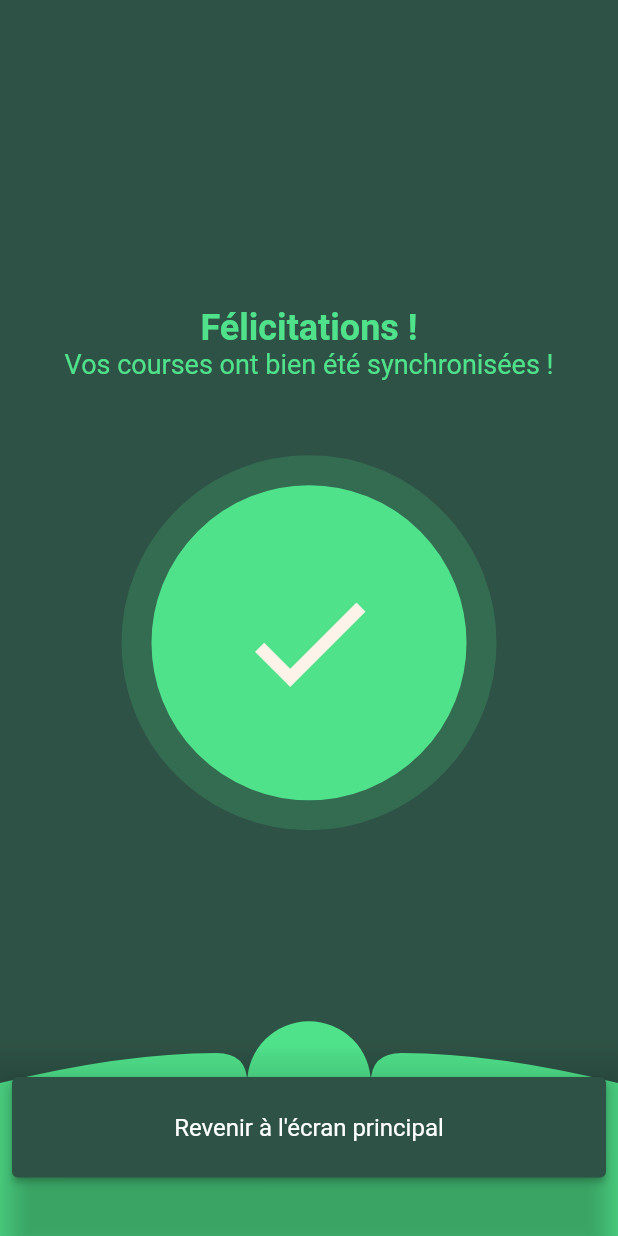
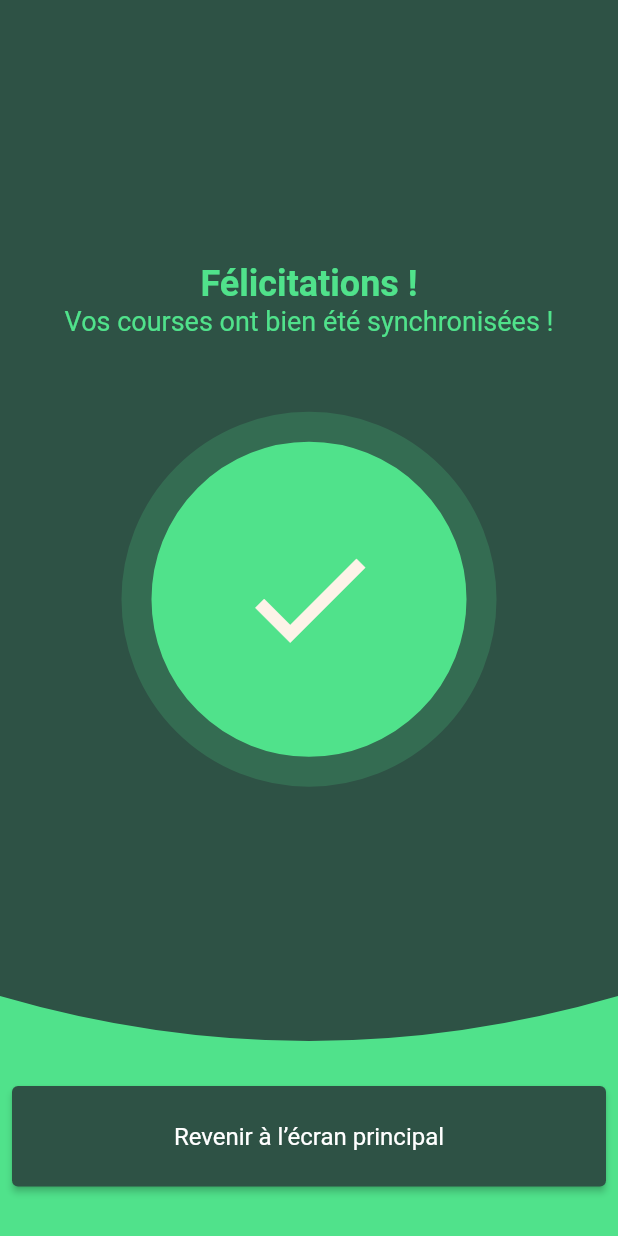
Before and after one commit to Ptitjbus/my_first_application, a Flutter app: the SyncSuccessPage screen opened directly, after a tap on the "arrow back" icon, on a phone screen of 412 x 824 dp. Run offline on Flutter 3.47's test engine with Material 2 defaults, Android fonts, the phone set to English and light mode, and no system bars; our stand-ins replace connectivity_plus, rxdart; network calls fail.

```diff
--- a/flutter_application_1/lib/main.dart
+++ b/flutter_application_1/lib/main.dart
@@ -15,9 +15,12 @@ const Color darkGreen50 = Color.fromRGBO(46, 82, 69, 0.5);
 const Color white = Color(0xFFFDF3E8);
 const Color red = Color.fromARGB(255, 237, 105, 88);
 const Color red50 = Color.fromRGBO(237, 105, 88, 0.5);
+const Color redFailed = Color.fromRGBO(252, 227, 223, 1);
 const Color green = Color.fromRGBO(80, 226, 139, 1);
 const Color green25 = Color.fromRGBO(80, 226, 139, 0.18);
 const Color greenSuccess = Color.fromRGBO(52, 108, 82, 1);
+
+const String serverAdress = 'ws://172.20.10.10:8081';
 
 class Product {
   Product({required this.name, this.quantity, this.unit, required this.units});
@@ -118,7 +121,7 @@ class _ProductListState extends State<ProductList> {
     'Tomate': ['g', 'mg', 'kg', 'pièce(s)'],
     'Vanille': ['g', 'mg', 'kg', 'pièce(s)'],
     'Lait': ['l', 'ml', 'pièce(s)'],
-    'Œufs': ['g', 'mg', 'kg', 'pièce(s)'],
+    'Oeufs': ['g', 'mg', 'kg', 'pièce(s)'],
     'Beurre': ['g', 'mg', 'kg', 'pièce(s)'],
     'Yaourts nature': ['g', 'mg', 'kg', 'pièce(s)'],
     'Fromage': ['g', 'mg', 'kg', 'pièce(s)'],
--- a/flutter_application_1/lib/syncSucces.dart
+++ b/flutter_application_1/lib/syncSucces.dart
@@ -1,5 +1,13 @@
+import 'dart:async';
+
+import 'package:connectivity_plus/connectivity_plus.dart';
 import 'package:flutter/material.dart';
+import 'package:poc_liste_de_courses/syncFailed.dart';
+import 'package:web_socket_channel/io.dart';
 import 'main.dart';
+import 'shopEnd.dart';
+import 'package:flutter/material.dart';
+import 'package:web_socket_channel/web_socket_channel.dart';
 
 class SyncSuccessPage extends StatefulWidget {
   const SyncSuccessPage({super.key});
@@ -9,18 +17,117 @@ class SyncSuccessPage extends StatefulWidget {
 }
 
 class _SyncSuccessPageState extends State<SyncSuccessPage> {
+  bool _connected = false;
+  bool _websocketConnected = false;
+  StreamSubscription<ConnectivityResult>? _subscription;
+  WebSocketChannel? _channel;
+  bool _syncError = false;
+  bool _loading = false;
+
   @override
   void initState() {
     super.initState();
+    _subscription =
+        Connectivity().onConnectivityChanged.listen((resultat) async {
+      bool connected = resultat != ConnectivityResult.none;
+      setState(() {
+        _connected = connected;
+      });
+
+      if (_connected) {
+        _connectWebSocket();
+      } else {
+        _disconnectWebSocket();
+      }
+    });
   }
 
   void dispose() {
+    _subscription?.cancel();
     super.dispose();
   }
 
   @override
   void didChangeDependencies() {
     super.didChangeDependencies();
+    _checkConnectivity();
+
+    if (_connected) {
+      _connectWebSocket();
+    } else {
+      _disconnectWebSocket();
+    }
+  }
+
+  Future<void> _checkConnectivity() async {
+    var connectivityResult = await (Connectivity().checkConnectivity());
+    bool connected = connectivityResult != ConnectivityResult.none;
+    setState(() {
+      _connected = connected;
+    });
+  }
+
+  Future<void> _connectWebSocket() async {
+    _channel = IOWebSocketChannel.connect(serverAdress);
+
+    _channel!.ready.then((_) {
+      _channel!.stream.listen((message) {
+        if (message == 'syncFailed') {
+          setState(() {
+            _loading = false;
+          });
+          Navigator.push(
+            context,
+            MaterialPageRoute(builder: (context) => const SyncFailedPage()),
+          );
+        }
+
+        if (message == 'syncSucceed') {
+          setState(() {
+            _loading = false;
+          });
+          Navigator.push(
+            context,
+            MaterialPageRoute(builder: (context) => const SyncSuccessPage()),
+          );
+        }
+
+        print(message);
+        // messages reçus
+      }, onDone: () {
+        setState(() {
+          _websocketConnected = false;
+        });
+      }, onError: (error) {
+        // Une erreur s'est produite.
+        print("Erreur lors de la connexion WebSocket: $error");
+        setState(() {
+          _websocketConnected = false;
+        });
+      });
+
+      setState(() {
+        _websocketConnected = true;
+      });
+    }).onError((error, stackTrace) {
+      print("WebsocketChannel was unable to establishconnection");
+    });
+  }
+
+  void _disconnectWebSocket() {
+    _channel?.sink.close();
+    setState(() {
+      _websocketConnected = false;
+    });
+  }
+
+  void sendMessage(String message) {
+    print(message);
+    if (_websocketConnected && _channel != null) {
+      _channel!.sink.add(message);
+    } else {
+      print("WebSocket déconnecté, impossible d'envoyer le message");
+    }
   }
 
   @override
@@ -33,7 +140,20 @@ class _SyncSuccessPageState extends State<SyncSuccessPage> {
         leading: IconButton(
           icon: const Icon(Icons.arrow_back,
               color: darkGreen), // Definir la couleur de la flèche de retour
-            onPressed: () {},
+          onPressed: () async {
+            // envois item alerte
+            if (!_websocketConnected) {
+              await _connectWebSocket();
+            }
+
+            if (_websocketConnected) {
+              sendMessage('testAlert');
+            } else {
+              setState(() {
+                _loading = false;
+              });
+            }
+          },
         ),
       ),
       body: Center(
@@ -71,14 +191,14 @@ class _SyncSuccessPageState extends State<SyncSuccessPage> {
           )
         ],
       )),
-        bottomNavigationBar: CustomPaint(
-          size: Size(MediaQuery.of(context).size.width,
-              90), // Specify the size of the BottomAppBar
+      bottomNavigationBar: Stack(children: [
+        CustomPaint(
+          size: Size(MediaQuery.of(context).size.width, 180),
           painter: BNBCustomPainter(green),
-          child: BottomAppBar(
-              padding: const EdgeInsets.symmetric(vertical: 16.0),
-              color: Colors.transparent,
-              child: Container(
+        ),
+        Padding(
+          padding: EdgeInsets.only(top: 80),
+          child: SizedBox(
             height: 90.0,
             child: Column(
               children: [
@@ -88,7 +208,6 @@ class _SyncSuccessPageState extends State<SyncSuccessPage> {
                     padding: const EdgeInsets.symmetric(horizontal: 8.0),
                     child: ElevatedButton(
                       onPressed: () async {
-                            //return to home
                         Navigator.push(
                           context,
                           MaterialPageRoute(
@@ -100,14 +219,16 @@ class _SyncSuccessPageState extends State<SyncSuccessPage> {
                         padding: const EdgeInsets.symmetric(vertical: 24.0),
                         textStyle: const TextStyle(fontSize: 16.0),
                       ),
-                          child: const Text("Revenir à l'écran principal"),
+                      child: const Text("Revenir à l’écran principal"),
                     ),
                   ),
                 ),
               ],
             ),
-              )),
-        ));
+          ),
+        )
+      ]),
+    );
   }
 }
 
@@ -123,12 +244,9 @@ class BNBCustomPainter extends CustomPainter {
       ..style = PaintingStyle.fill;
 
     Path path = Path()
-      ..moveTo(0, 20) // Start the path at the left bottom of the canvas
-      ..quadraticBezierTo(size.width * 0.20, 0, size.width * 0.35, 0)
-      ..quadraticBezierTo(size.width * 0.40, 0, size.width * 0.40, 20)
-      ..arcToPoint(Offset(size.width * 0.60, 20), radius: Radius.circular(20.0))
-      ..quadraticBezierTo(size.width * 0.60, 0, size.width * 0.65, 0)
-      ..quadraticBezierTo(size.width * 0.80, 0, size.width, 20)
+      ..moveTo(0, 20) // Start the path slightly higher
+      ..quadraticBezierTo(size.width / 2, 80, size.width,
+          20) // Increase the height of the U shape
       ..lineTo(size.width, size.height)
       ..lineTo(0, size.height)
       ..close();
```
Also changed, not shown: flutter_application_1/lib/shopEnd.dart (+31 -24 lines), flutter_application_1/lib/syncFailed.dart (added, +100 -0 lines). Lines whose indentation alone changed are shown as unchanged.
